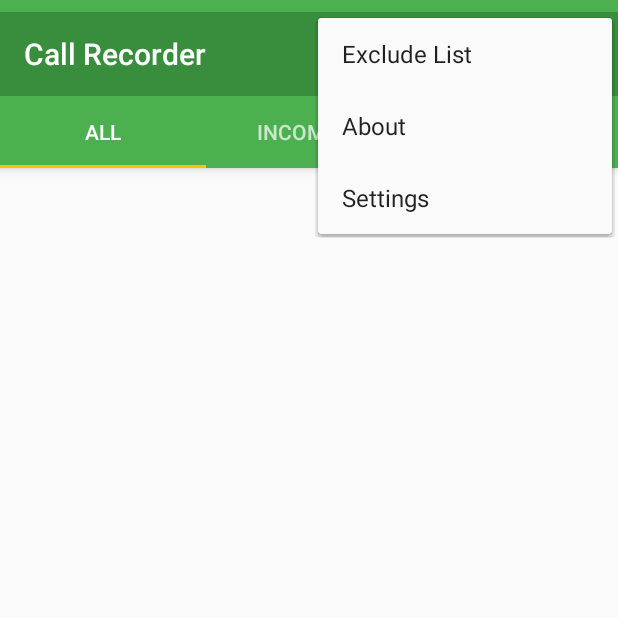
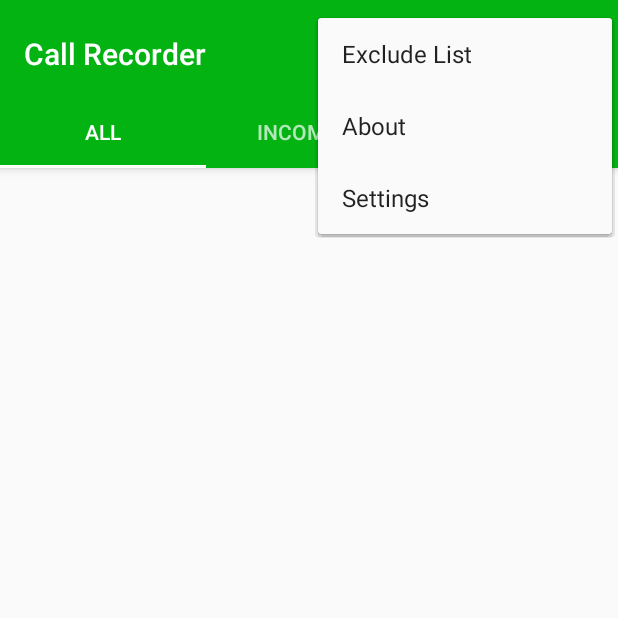
Before and after one commit to DanyaProgrammer666/Callv2, an Android app: the screen it shows after launch (MainActivity), with the options menu open, on a phone screen of 412 x 824 dp, the top half of it. Run offline under Robolectric (Android 15) with nearby library versions, the phone set to English and light mode, and no system bars; our stand-ins replace AdMob.

Commit message:
Some Changes
desk

```diff
--- a/CallRecorder/CallRecorder-master/app/src/main/res/layout/activity_main.xml
+++ b/CallRecorder/CallRecorder-master/app/src/main/res/layout/activity_main.xml
@@ -19,7 +19,7 @@
             android:id="@+id/toolbar"
             android:layout_width="match_parent"
             android:layout_height="?attr/actionBarSize"
-            android:background="?attr/colorPrimaryDark"
+            android:background="#02b312"
             app:layout_scrollFlags="scroll|enterAlways"
             app:popupTheme="@style/AppTheme.PopupOverlay">
 
@@ -28,7 +28,8 @@
         <android.support.design.widget.TabLayout
             android:id="@+id/tabs"
             android:layout_width="match_parent"
-            android:layout_height="wrap_content" />
+            android:layout_height="wrap_content"
+            android:background="@color/colorPrimary" />
 
     </android.support.design.widget.AppBarLayout>
 
--- a/CallRecorder/CallRecorder-master/app/src/main/res/values-v21/styles.xml
+++ b/CallRecorder/CallRecorder-master/app/src/main/res/values-v21/styles.xml
@@ -6,4 +6,20 @@
         <item name="android:windowDrawsSystemBarBackgrounds">true</item>
         <item name="android:statusBarColor">@android:color/transparent</item>
     </style>
+
+    <style name="AppTheme" parent="Base.Theme.AppCompat.Light.DarkActionBar">
+        <!-- Customize your theme here. -->
+        <item name="colorPrimary">@color/colorPrimary</item>
+        <item name="colorPrimaryDark">@color/colorPrimaryDark</item>
+        <item name="colorAccent">@color/colorAccent</item>
+        <item name="colorControlNormal">@color/colorControlNormal</item>
+        <item name="colorControlActivated">@color/colorControlActivated</item>
+        <item name="colorControlHighlight">@color/colorControlHighlight</item>
+
+        <!--   <item name="colorSwitchThumbNormal">@c</item> -->
+        <!--   <item name="colorButtonNormal">#BDBDBD</item> -->
+
+        <item name="android:actionBarStyle">@style/ActionBar</item>
+        <item name="android:colorAccent">@android:color/holo_orange_light</item>
+    </style>
 </resources>
--- a/CallRecorder/CallRecorder-master/app/src/main/res/values/colors.xml
+++ b/CallRecorder/CallRecorder-master/app/src/main/res/values/colors.xml
@@ -13,13 +13,14 @@
 
 
     <!-- Palette generated by Material Palette - materialpalette.com/purple/deep-orange -->
-    <color name="colorPrimary">#4CAF50</color><!-- materialpalette: primary -->
-    <color name="colorPrimaryDark">#388E3C</color><!-- materialpalette: primary_dark -->
+    <color name="colorPrimary">#02b312</color><!-- materialpalette: primary -->
+    <color name="colorPrimaryDark">#018C0A</color><!-- materialpalette: primary_dark -->
     <color name="colorPrimaryLight">#c8e6c9</color><!-- materialpalette: primary_light -->
-    <color name="colorAccent">#FFC107</color><!-- materialpalette: accent -->
+    <color name="colorAccent">#FFFFFF</color><!-- materialpalette: accent -->
     <color name="textColorPrimary">#212121</color><!-- materialpalette: primary_text -->
     <color name="textColorSecondary">#727272</color><!-- materialpalette: secondary_text -->
     <color name="listDivider">#B6B6B6</color><!-- materialpalette: divider -->
+
 
     <color name="colorTextIcons">#FFFFFF</color><!-- materialpalette: icons -->
 
@@ -29,14 +30,14 @@
     <color name="colorControlHighlight">#FF5722</color>
     <color name="colorSwitchThumbNormal">#BDBDBD</color>
     <color name="colorButtonNormal">#BDBDBD</color>
-    <color name="colorEdgeEffect">#FF4081</color>
+    <color name="colorEdgeEffect">#FF0300</color>
 
-    <color name="switch_on">@color/colorAccent</color>
+    <color name="switch_on">@color/colorEdgeEffect</color>
 
 <!--
     <color name="pressed_color">#FF5722</color>
     <color name="selected_color">#9C27B0</color>
     <color name="focused_color">#ff0073</color>
+
 -->
-
 </resources>
--- a/CallRecorder/CallRecorder-master/app/src/main/res/values/strings.xml
+++ b/CallRecorder/CallRecorder-master/app/src/main/res/values/strings.xml
@@ -62,8 +62,8 @@ href="https://play.google.com/store/apps/developer?id=JL+Creative+Software">Goog
 
     <string name="permission_whitelist_title">Missing Permission</string>
     <string name="permission_whitelist">The Exlcude List requires permission to read your contacts. Please grant "Read Contacts" permission to this app.</string>
-    <string name="toggle_off">Off</string>
-    <string name="toggle_on">On</string>
+    <string name="toggle_off"> </string>
+    <string name="toggle_on"> </string>
     <string name="title_activity_settings">Settings</string>
 
     <string name="str_access_permissions">Call Recorder needs access to your contacts to identify your call recordings and prevent selected contacts from being recorded.</string>
--- a/CallRecorder/CallRecorder-master/app/src/main/res/values/styles.xml
+++ b/CallRecorder/CallRecorder-master/app/src/main/res/values/styles.xml
@@ -64,4 +64,6 @@
         <item name="colorControlActivated">@color/switch_on</item>
     </style>
 
+
+
 </resources>
```
Also changed, not shown: CallRecorder/CallRecorder-master/app/src/main/res/drawable-hdpi/switch_on.9.png.
